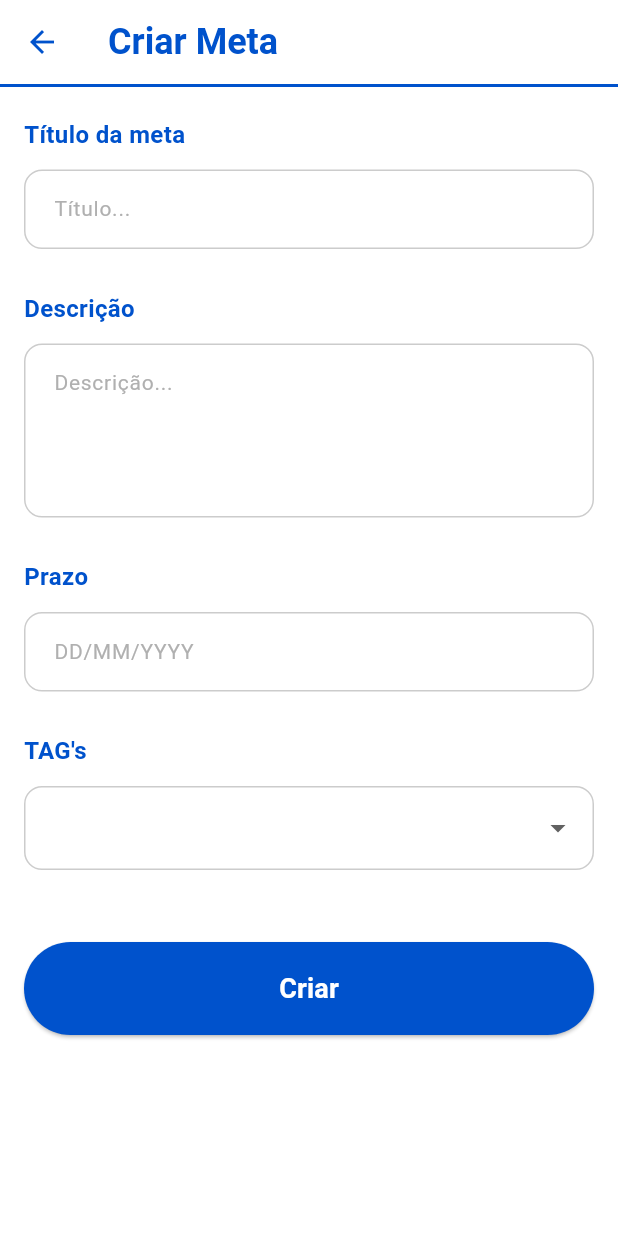
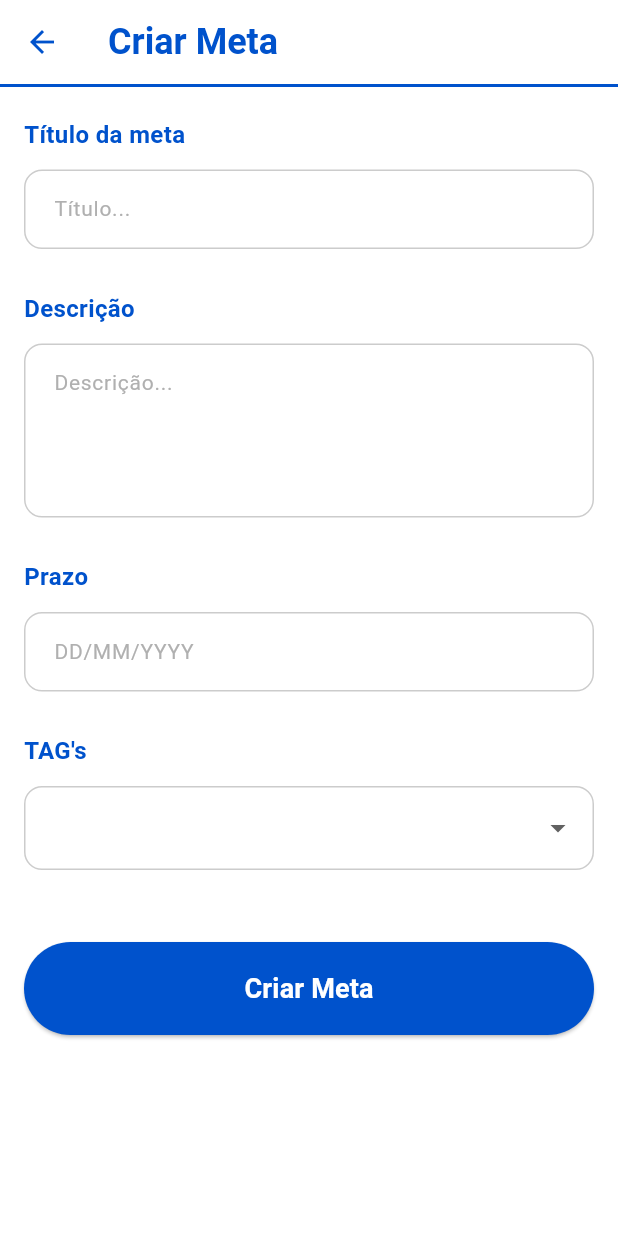
Before and after one commit to JoaoFelipe31415/alba-development, a Flutter app: the GeraciamentoMetasScreen screen opened directly, after a tap on the "add" icon, on a phone screen of 412 x 824 dp. Run offline on Flutter 3.47's test engine with Material 3 defaults, Android fonts, the phone set to English and light mode, and no system bars; our stand-ins replace cloud_firestore, connectivity_plus, country_code_picker, firebase_auth, firebase_core, fl_chart and 6 more; missing offline and left inert: auto_injector, lucid_validation; accounts and stored records are empty.

Commit message:
cor do botão

```diff
--- a/alba/lib/ui/metas/criar_meta_screen.dart
+++ b/alba/lib/ui/metas/criar_meta_screen.dart
@@ -382,7 +382,7 @@ class _CriarMetaScreenState extends State<CriarMetaScreen> {
                           ),
                         )
                       : const Text(
-                          'Criar',
+                          'Criar Meta',
                           style: TextStyle(
                             color: Colors.white,
                             fontWeight: FontWeight.bold,
--- a/alba/lib/ui/metas/gerenciamento_metas_screen.dart
+++ b/alba/lib/ui/metas/gerenciamento_metas_screen.dart
@@ -474,7 +474,7 @@ class _GeraciamentoMetasScreenState extends State<GeraciamentoMetasScreen> {
         ],
       ),
       floatingActionButton: FloatingActionButton(
-        backgroundColor: const Color(0xFF84F41E),
+        backgroundColor: const Color(0xFF0532AF),
         onPressed: _navigateToCriarMeta,
         child: const Icon(Icons.add, color: Colors.white),
       ),
```
